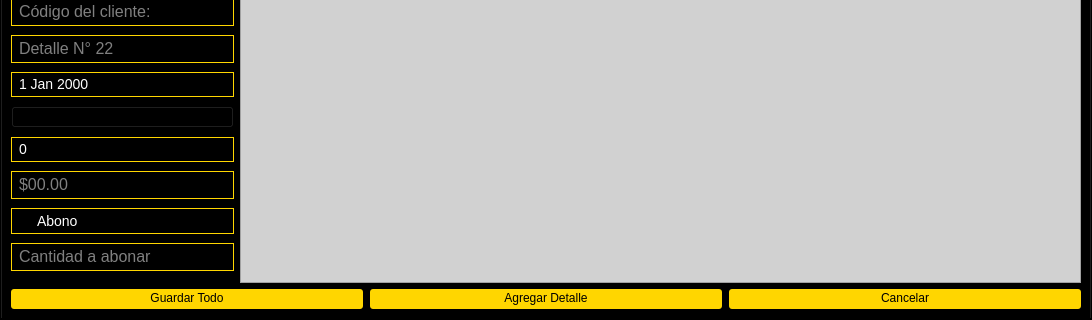
Old version of the form GymFitness/View/gymoperations.ui in the repository J-Pinos3/Desktop_GymManagement; both pictures show x 0 to 1092 and y 325 to 645 of the 1092 by 645 pixel window.
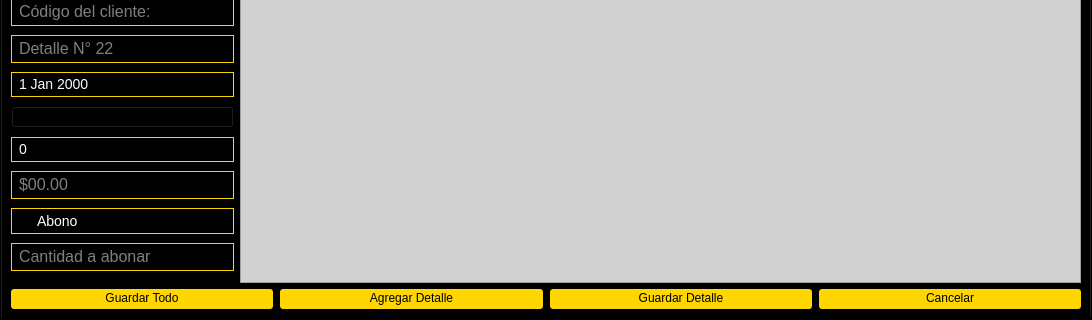
New version of the form.

Commit message: invoice line stored procedure, new methods in PaymentController and slots in GymOperatios cpp and ui

The edit to the form file:
```diff
--- a/GymFitness/View/gymoperations.ui
+++ b/GymFitness/View/gymoperations.ui
@@ -933,6 +933,13 @@
              </property>
             </widget>
            </item>
+           <item>
+            <widget class="QPushButton" name="btnSaveLine">
+             <property name="text">
+              <string>Guardar Detalle</string>
+             </property>
+            </widget>
+           </item>
            <item>
             <widget class="QPushButton" name="btnPaymentCancel">
              <property name="text">
```
The commit also changes 9 other files.
